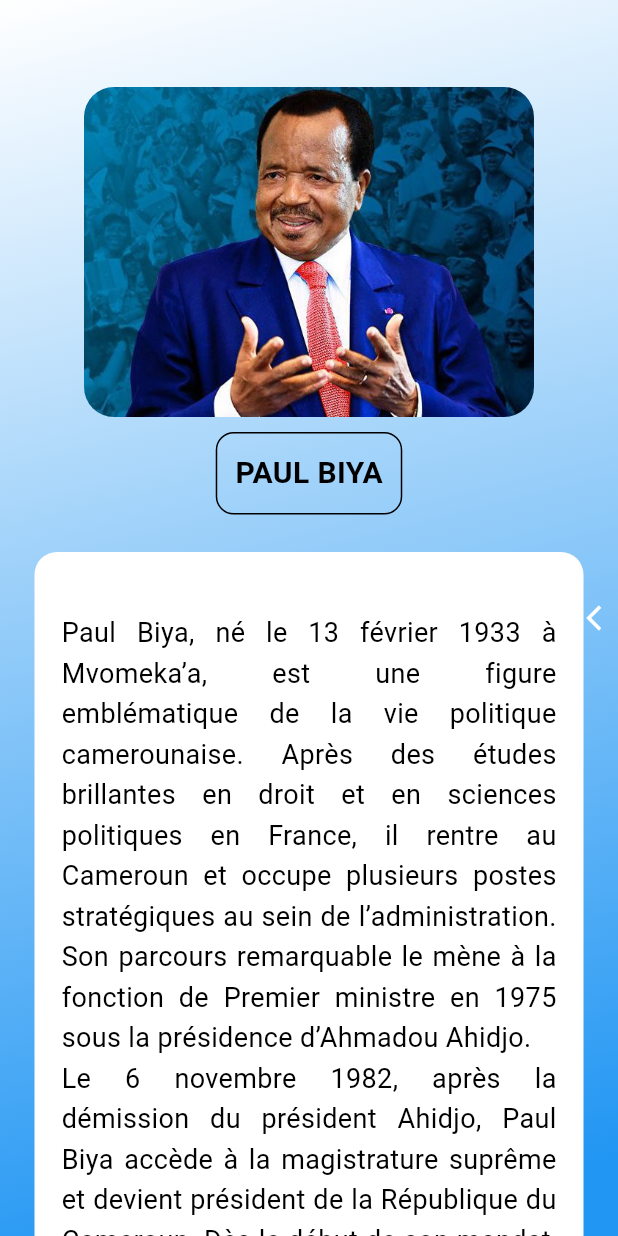
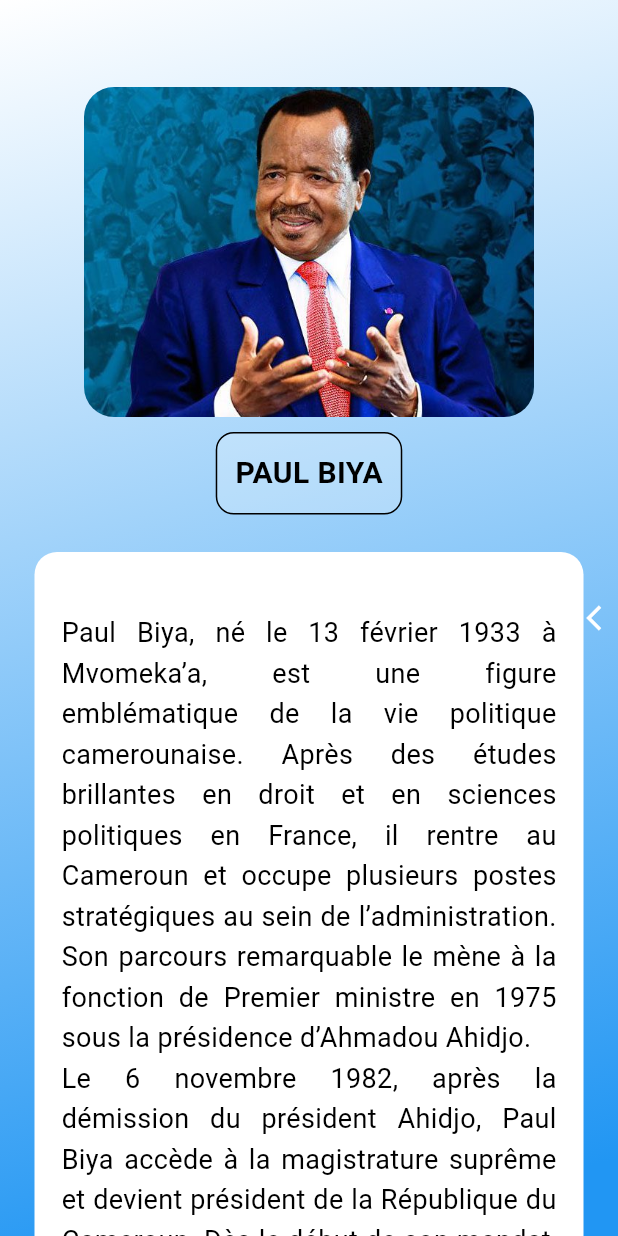
Before and after one commit to Idriss-rayan/familyquiz, a Flutter app: the screen it shows after launch, swiped to page 4, on a phone screen of 412 x 824 dp. Run offline on Flutter 3.47's test engine with Material 3 defaults, Android fonts, the phone set to English and light mode, and no system bars; drawn by our look-alikes of liquid_swipe; our stand-ins replace flutter_svg, get, websafe_svg.

Commit message:
container on history

```diff
--- a/lib/documentation/doc.dart
+++ b/lib/documentation/doc.dart
@@ -87,7 +87,7 @@ class Doc extends StatelessWidget {
             Container(
               padding: EdgeInsets.all(12),
               decoration: BoxDecoration(
-                color: Colors.transparent,
+                color: Colors.white24,
                 borderRadius: BorderRadius.circular(12),
                 border: Border.all(color: Colors.black),
               ),
```
